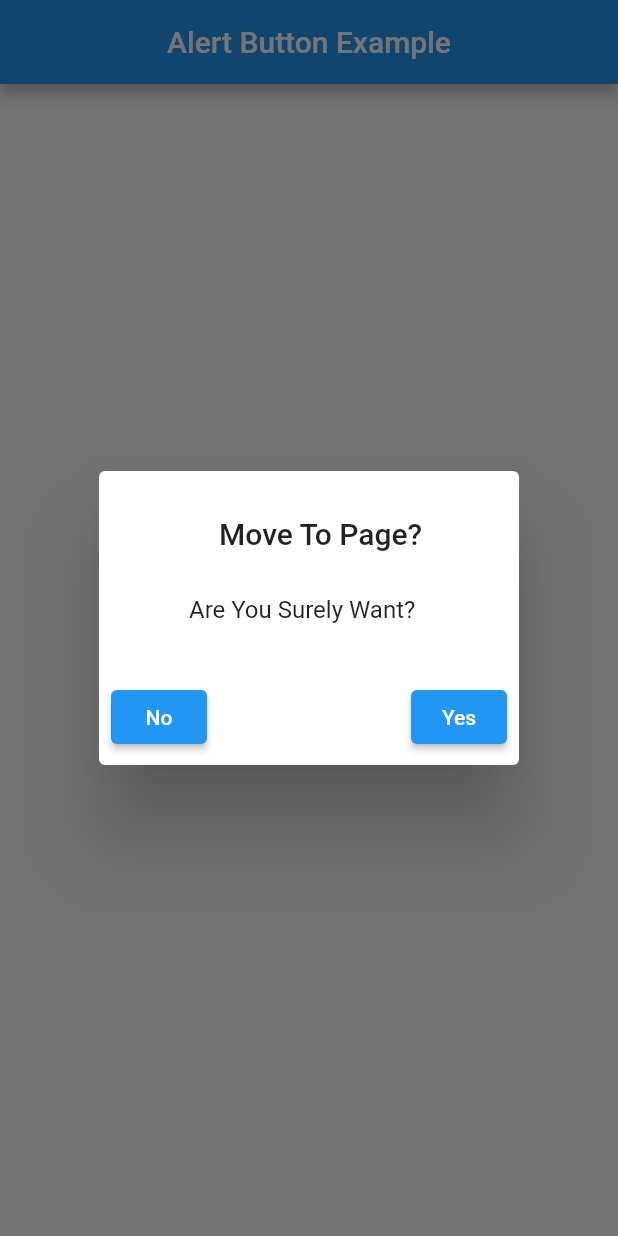
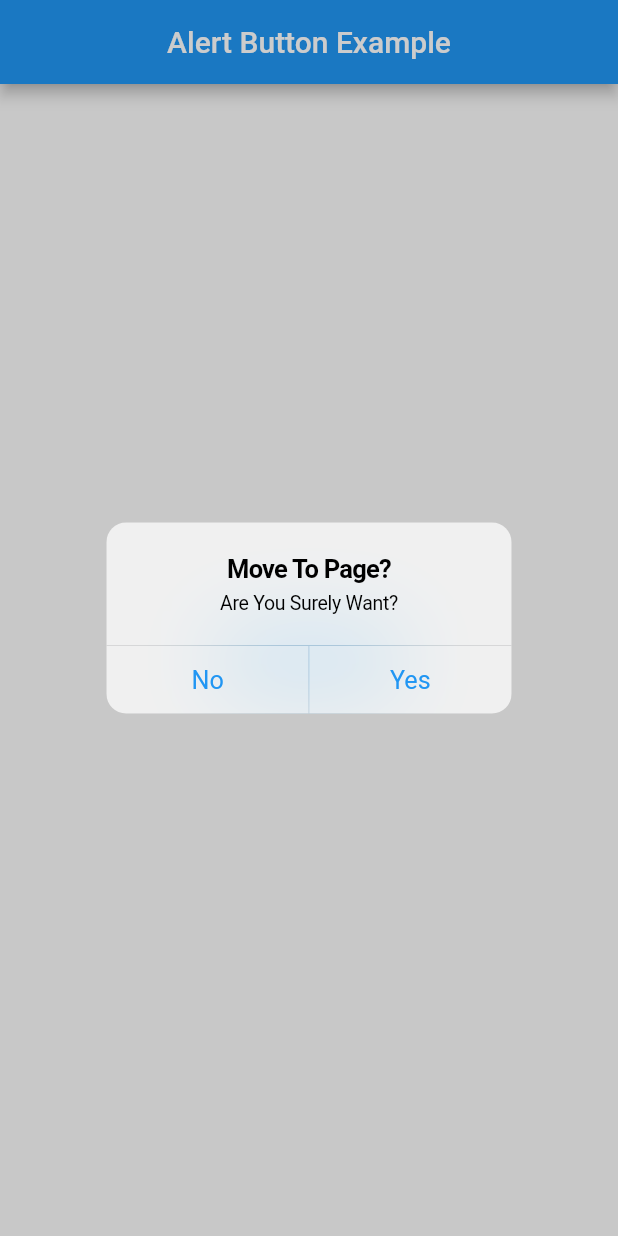
Before and after one commit to AvinandanBose/usageoflistviewbuilder, a Flutter app: the screen it shows after launch, after a tap on "Push To Page", on a phone screen of 412 x 824 dp. Run offline on Flutter 3.47's test engine with Material 2 defaults, Android fonts, the phone set to English and light mode, and no system bars.

Commit message:
CupertinoAlertButtonExample

```diff
--- a/lib/listviewexample.dart
+++ b/lib/listviewexample.dart
@@ -1,3 +1,4 @@
+import 'package:flutter/cupertino.dart';
 import 'package:flutter/material.dart';
 
 import 'NewPage.dart';
@@ -20,27 +21,21 @@ class _MyAppPageState extends State<MyAppPage> {
       body: Center(
         child: ElevatedButton(
           onPressed: () {
-        showDialog(
+            showCupertinoDialog(
               context: context,
               builder: (BuildContext context) {
-            return AlertDialog(
+                return CupertinoAlertDialog(
                   title: const Text('Move To Page?'),
-              titlePadding: const EdgeInsets.only(left: 80,top: 30),
                   content: const Text('Are You Surely Want?'),
-          contentPadding:const EdgeInsets.only(left: 60,top: 30,bottom: 30),
-              actions: <Widget>[
-                Row(
-                  mainAxisAlignment: MainAxisAlignment.spaceBetween,
-                  children: <Widget>[
-                    ElevatedButton(
+                  actions: <CupertinoDialogAction>[
+                    CupertinoDialogAction(
                       onPressed: () {
                         Navigator.pop(context);
                       },
                       child: const Text('No'),
                     ),
-                    ElevatedButton(
+                    CupertinoDialogAction(
                       onPressed: () {
-
                         Navigator.pushReplacement(
                           context,
                           MaterialPageRoute(builder: (context) => NewPage()),
@@ -48,10 +43,6 @@ class _MyAppPageState extends State<MyAppPage> {
                       },
                       child: const Text('Yes'),
                     ),
-
-                  ],
-                ),
-
                   ],
                 );
               },
```
Lines whose indentation alone changed are shown as unchanged.
